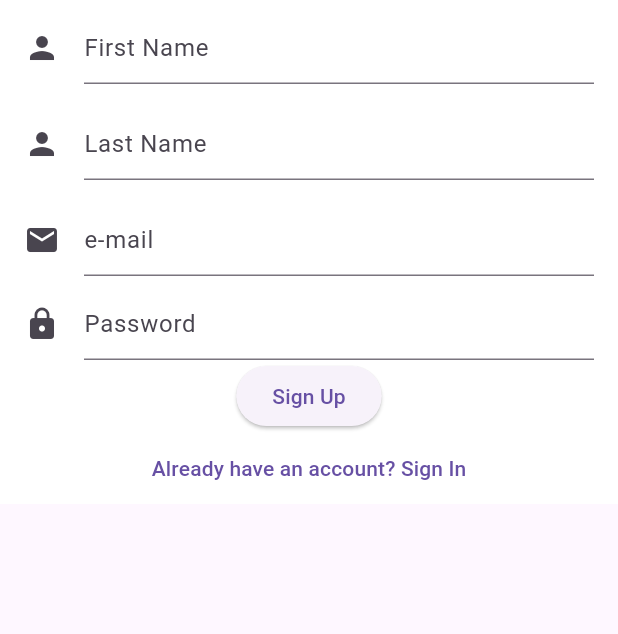
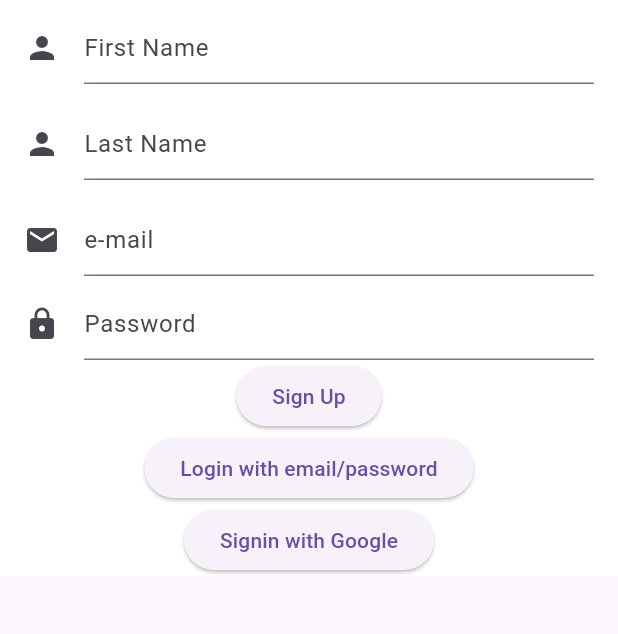
Before and after one commit to KishoreMenda/petpalproject, a Flutter app: the screen it shows after launch, on a phone screen of 412 x 824 dp, the part 111-745 px from its top. Run offline on Flutter 3.47's test engine with Material 3 defaults, Android fonts, the phone set to English and light mode, and no system bars; our stand-ins replace firebase_auth, firebase_core, google_sign_in; accounts and stored records are empty.

Commit message:
Google authentication

```diff
--- a/petpal/lib/login.dart
+++ b/petpal/lib/login.dart
@@ -20,7 +20,10 @@ class _LoginPageState extends State<LoginPage> {
           email: _emailController.text, password: _passwordController.text);
       Navigator.push(
         context,
-        MaterialPageRoute(builder: (context) => HomePage()),
+        MaterialPageRoute(
+            builder: (context) => HomePage(
+                  googleUser: null,
+                )),
       );
     } on FirebaseAuthException catch (e) {
       String errorMessage;
--- a/petpal/lib/main.dart
+++ b/petpal/lib/main.dart
@@ -1,14 +1,7 @@
 import 'package:flutter/material.dart';
-import 'package:google_sign_in/google_sign_in.dart';
-import 'package:petpal/signup.dart';
 import 'package:firebase_core/firebase_core.dart';
 import 'package:petpal/firebase_options.dart';
-
-GoogleSignIn googleSignIn = GoogleSignIn(
-  scopes: [
-    'email',
-  ],
-);
+import 'package:petpal/navigation.dart';
 
 Future<void> main() async {
   WidgetsFlutterBinding.ensureInitialized();
@@ -29,7 +22,7 @@ class MyApp extends StatelessWidget {
       theme: ThemeData(
         primarySwatch: Colors.blue,
       ),
-      home: const SignupPage(),
+      onGenerateRoute: Navigation.generateRoute,
     );
   }
 }
--- /dev/null
+++ b/petpal/lib/navigation.dart
@@ -0,0 +1,26 @@
+import 'package:flutter/material.dart';
+import 'package:google_sign_in/google_sign_in.dart';
+import 'package:petpal/home.dart';
+import 'package:petpal/login.dart';
+import 'package:petpal/signup.dart';
+import 'package:petpal/google_login.dart';
+
+class Navigation {
+  static Route<dynamic> generateRoute(RouteSettings settings) {
+    switch (settings.name) {
+      case '/':
+        return MaterialPageRoute(builder: (_) => const SignupPage());
+      case '/login':
+        return MaterialPageRoute(builder: (_) => const LoginPage());
+      case '/home':
+        return MaterialPageRoute(
+          builder: (_) =>
+              HomePage(googleUser: settings.arguments as GoogleSignInAccount?),
+        );
+      case '/google_login':
+        return MaterialPageRoute(builder: (_) => const GoogleSigin());
+      default:
+        return MaterialPageRoute(builder: (_) => const SignupPage());
+    }
+  }
+}
--- a/petpal/lib/signup.dart
+++ b/petpal/lib/signup.dart
@@ -68,7 +68,7 @@ class _SignupPageState extends State<SignupPage> {
           }
         }
       } catch (e) {
-        print(e);
+        print('the error is: $e');
       }
     }
   }
@@ -142,16 +142,16 @@ class _SignupPageState extends State<SignupPage> {
                             ElevatedButton(
                                 onPressed: _submitForm,
                                 child: const Text('Sign Up')),
-                            TextButton(
+                            ElevatedButton(
                                 onPressed: () {
-                                  Navigator.push(
-                                    context,
-                                    MaterialPageRoute(
-                                        builder: (context) => LoginPage()),
-                                  );
+                                  Navigator.pushNamed(context, '/login');
                                 },
-                                child: const Text(
-                                    'Already have an account? Sign In'))
+                                child: const Text('Login with email/password')),
+                            ElevatedButton(
+                                onPressed: () {
+                                  Navigator.pushNamed(context, '/google_login');
+                                },
+                                child: const Text('Signin with Google')),
                           ],
                         ))))));
   }
--- a/petpal/pubspec.yaml
+++ b/petpal/pubspec.yaml
@@ -35,7 +35,7 @@ dependencies:
   # The following adds the Cupertino Icons font to your application.
   # Use with the CupertinoIcons class for iOS style icons.
   cupertino_icons: ^1.0.2
-  google_sign_in: ^6.1.5
+  google_sign_in: ^6.1.6
   firebase_auth: ^4.14.0
   firebase_core: ^2.21.0
 
```
Also changed, not shown: petpal/lib/google_login.dart (added, +103 -0 lines), petpal/lib/home.dart (+41 -6 lines), petpal/lib/firebase_options.dart, petpal/pubspec.lock, 1 other file.
